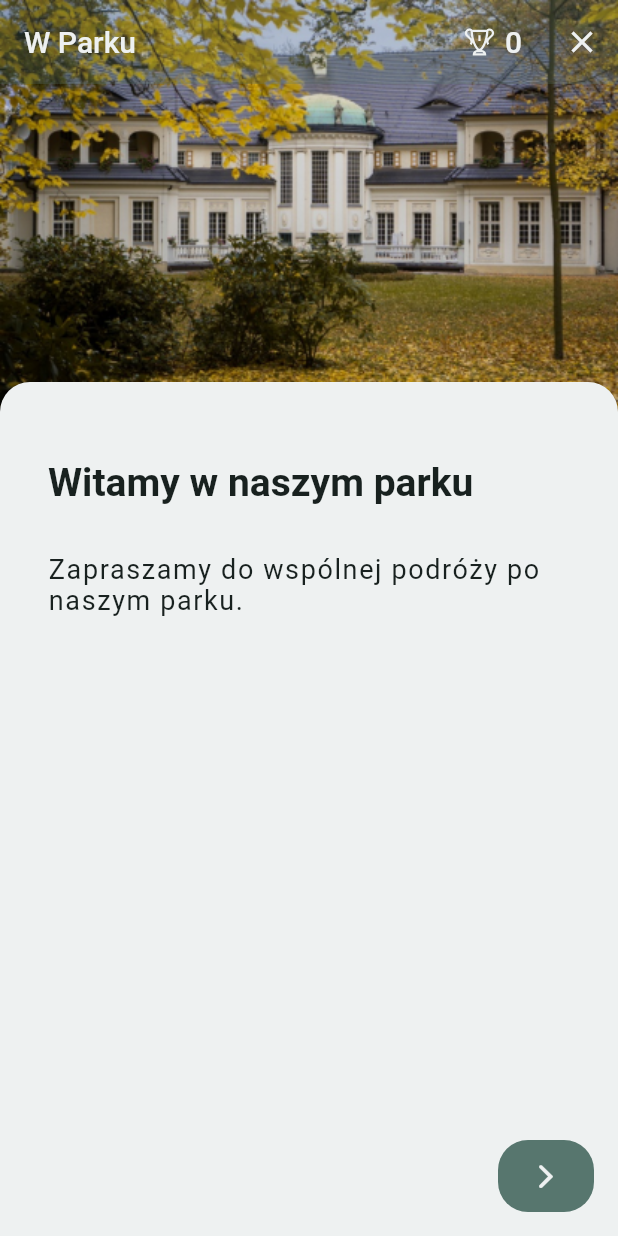
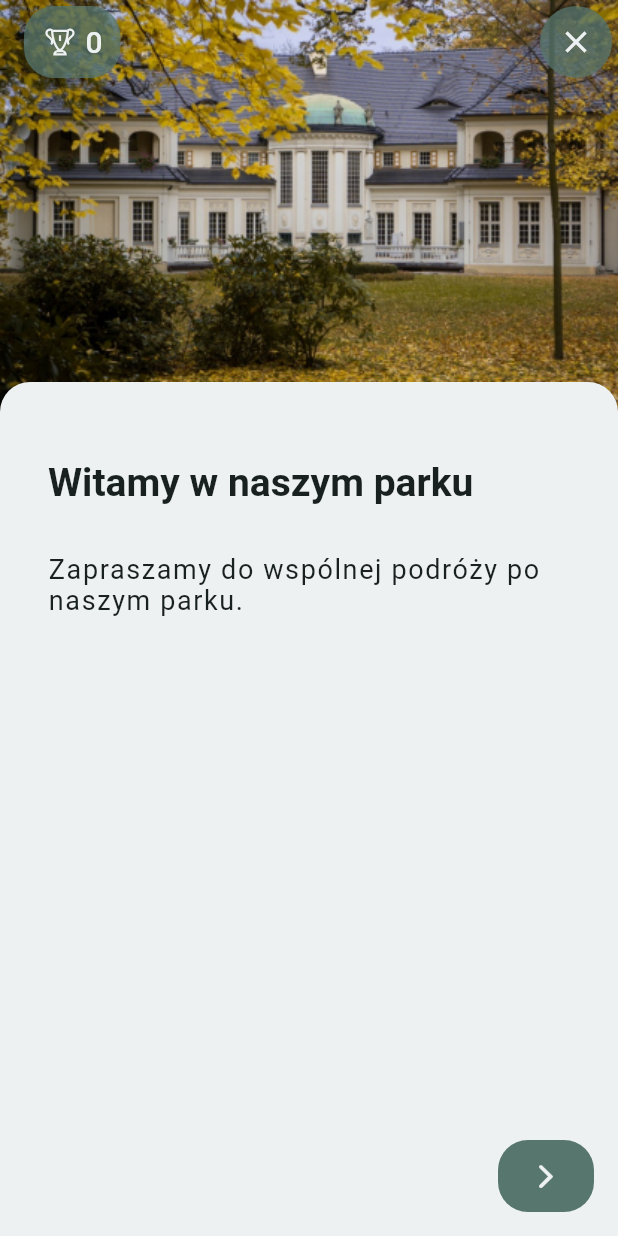
Before and after one commit to GrupaMedialnaSalwator/kompas.sds, a Flutter app: the TripPage screen opened by its route, on a phone screen of 412 x 824 dp. Run offline on Flutter 3.47's test engine with Material 2 defaults, Android fonts, the phone set to English and light mode, and no system bars; our stand-ins replace expansion_tile_card, geolocator, get, hive, hive_flutter, line_icons; missing offline and left inert: map_launcher; accounts and stored records are empty; Roboto replaces fonts that are missing (Nunito Sans).

Commit message:
fix appBar and trophy

```diff
--- a/lib/model/tripDatabase.dart
+++ b/lib/model/tripDatabase.dart
@@ -31,6 +31,7 @@ class TripItem {
     this.description = "Description",
     this.stepList = const [],
     this.enabled = true,
+    this.countPoints = true,
   });
 
   String uid;
@@ -44,6 +45,7 @@ class TripItem {
   String description;
   List<StepItem> stepList;
   bool enabled;
+  bool countPoints;
 
   /// timeStr = "czas"
   static const String timeStr = "czas";
@@ -138,6 +140,7 @@ List<TripItem> generateTripItems() {
           "Poznaj tajemnice klasztornego parku poprzez wyszukiwanie ciekawych miejsc i rozwiązywanie zadań.",
       imageAsset: "assets/images/trip_01.png",
       enabled: true,
+      countPoints: true,
       stepList: <StepItem>[
         StepItem(
           type: StepType.info,
@@ -810,6 +813,7 @@ List<TripItem> generateTripItems() {
           "Towarzysz Panu Jezusowi na drodze krzyżowej w ciszy klasztornego parku.",
       imageAsset: "assets/images/trip_02.png",
       enabled: true,
+      countPoints: false,
     ),
     TripItem(
       uid: "03", // TODO: must fix
@@ -823,6 +827,7 @@ List<TripItem> generateTripItems() {
           "Wejdź do klasztornego labiryntu i odkrywaj mądrości starożytnych filozofów.",
       imageAsset: "assets/images/trip_03.png",
       enabled: false,
+      countPoints: true,
       stepList: <StepItem>[
         StepItem(
           title: "Step 1",
--- a/lib/view/trip_screen.dart
+++ b/lib/view/trip_screen.dart
@@ -35,30 +35,53 @@ class TripPage extends StatelessWidget {
           statusBarBrightness: Brightness.dark, // For iOS (dark icons)
         ),
         elevation: 0, // no shadow
-        backgroundColor:
-            AppColors.primaryNormal.withOpacity(Constants.opacity25),
+        backgroundColor: AppColors.transparent,
         foregroundColor: AppColors.primaryWhite,
         automaticallyImplyLeading: false,
         title: Row(
           mainAxisAlignment: MainAxisAlignment.spaceBetween,
           children: [
-            Text(
-              _tripDataController.getTripItem(index: tripIndex).title,
-              style: TextStyle(color: AppColors.primaryWhite),
+            _tripDataController.getTripItem(index: tripIndex).countPoints
+                ? Container(
+                    padding: EdgeInsets.all(12),
+                    decoration: BoxDecoration(
+                      color: AppColors.primaryNormal
+                          .withOpacity(Constants.opacity75),
+                      shape: BoxShape.rectangle,
+                      borderRadius: BorderRadius.all(
+                        Radius.circular(Constants.borderRadius),
                       ),
-            Row(children: [
+                    ),
+                    child: Center(
+                      child: Row(
+                        children: [
                           const Icon(LineIcons.trophy),
                           Obx(
                             () => Text(
-                  ' ' + _tripStateController.getCurrentPoints().toString(),
+                              ' ' +
+                                  _tripStateController
+                                      .getCurrentPoints()
+                                      .toString(),
                               style: TextStyle(color: AppColors.primaryWhite),
                             ),
                           ),
-            ]),
                         ],
                       ),
+                    ),
+                  )
+                : // Placeholder
+                SizedBox(width: Constants.minMargin),
+          ],
+        ),
+
         actions: <Widget>[
-          IconButton(
+          Container(
+            decoration: BoxDecoration(
+              color: AppColors.primaryNormal.withOpacity(Constants.opacity75),
+              shape: BoxShape.circle,
+            ),
+            child: Center(
+              child: IconButton(
                 icon: const Icon(Icons.close),
                 color: AppColors.primaryWhite,
                 onPressed: () {
@@ -66,6 +89,12 @@ class TripPage extends StatelessWidget {
                       .resetState(); // redundant, since controller will be destroyed
                   Get.until((route) => Get.currentRoute == AppRoutes.home);
                 },
+              ),
+            ),
+          ),
+          // Space from the right side
+          SizedBox(
+            width: Constants.minMargin,
           )
         ],
       ),
```
Lines whose indentation alone changed are shown as unchanged.
